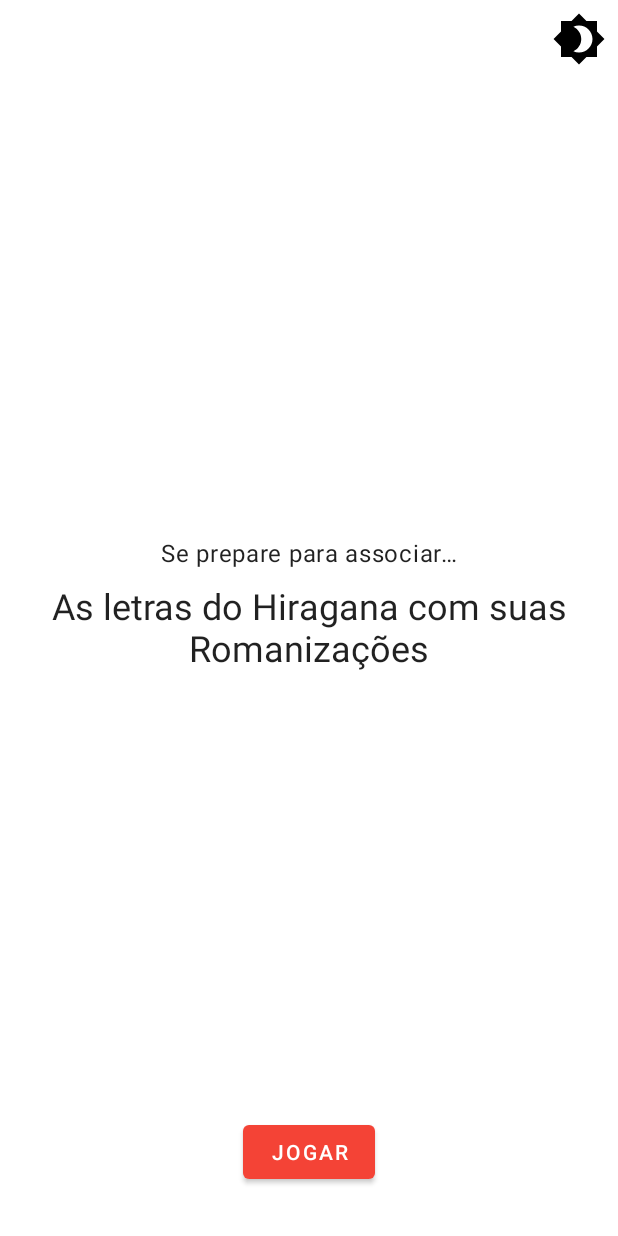
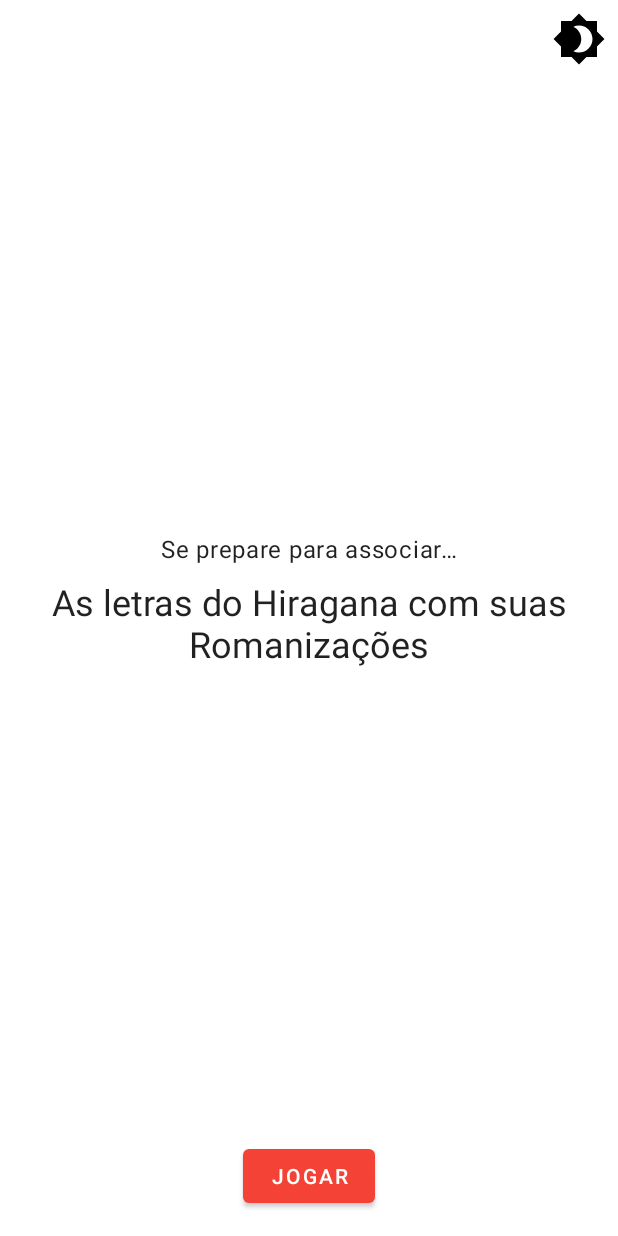
Before and after one commit to mathsemilio/hiragana-learner-randomizer, an Android app: the screen it shows after launch (MainActivity), on a phone screen of 412 x 824 dp. Run offline under Robolectric (Android 15) with nearby library versions, the phone set to English and light mode, and no system bars.

Commit message:
Small UI improvements.

```diff
--- a/app/src/main/res/layout/game_welcome_screen.xml
+++ b/app/src/main/res/layout/game_welcome_screen.xml
@@ -5,7 +5,6 @@
     android:layout_width="match_parent"
     android:layout_height="match_parent"
     android:background="@color/background"
-    android:padding="@dimen/padding_16dp"
     tools:context=".ui.fragment.GameWelcomeScreen">
 
     <com.google.android.material.textview.MaterialTextView
@@ -22,16 +21,16 @@
 
     <com.google.android.material.textview.MaterialTextView
         style="@style/TextAppearance.MaterialComponents.Headline5"
-        android:layout_width="wrap_content"
+        android:layout_width="0dp"
         android:layout_height="wrap_content"
+        android:layout_marginStart="@dimen/margin_16dp"
         android:layout_marginTop="8dp"
+        android:layout_marginEnd="@dimen/margin_16dp"
         android:text="@string/hiragana_letters_and_romanizations"
         android:textAlignment="center"
-        app:layout_constraintBottom_toBottomOf="parent"
         app:layout_constraintEnd_toEndOf="parent"
         app:layout_constraintStart_toStartOf="parent"
-        app:layout_constraintTop_toBottomOf="@+id/text_body_get_ready_guess"
-        app:layout_constraintVertical_bias="0.0" />
+        app:layout_constraintTop_toBottomOf="@+id/text_body_get_ready_guess" />
 
     <com.google.android.material.button.MaterialButton
         android:id="@+id/button_play"
```
